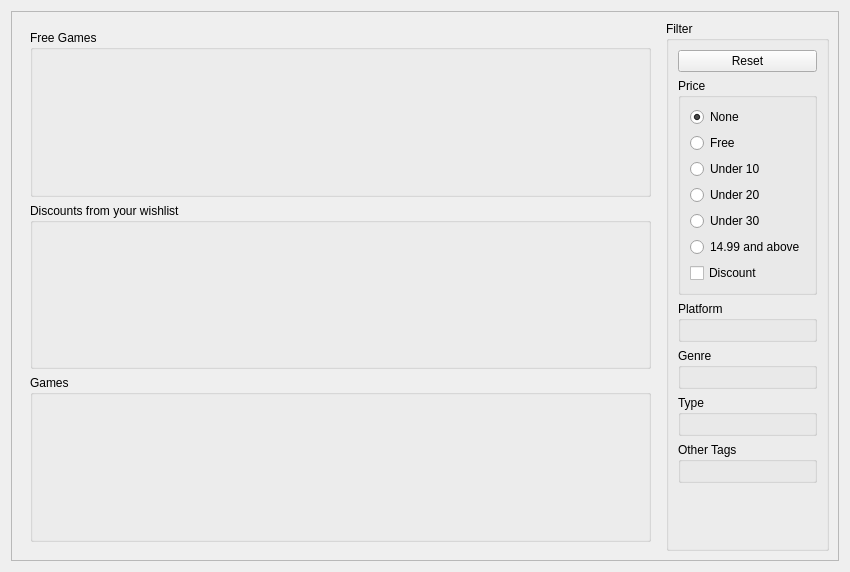
Above: rare/ui/components/tabs/store/store.ui from RareDevs/Rare before the change. Below: the same form after it.
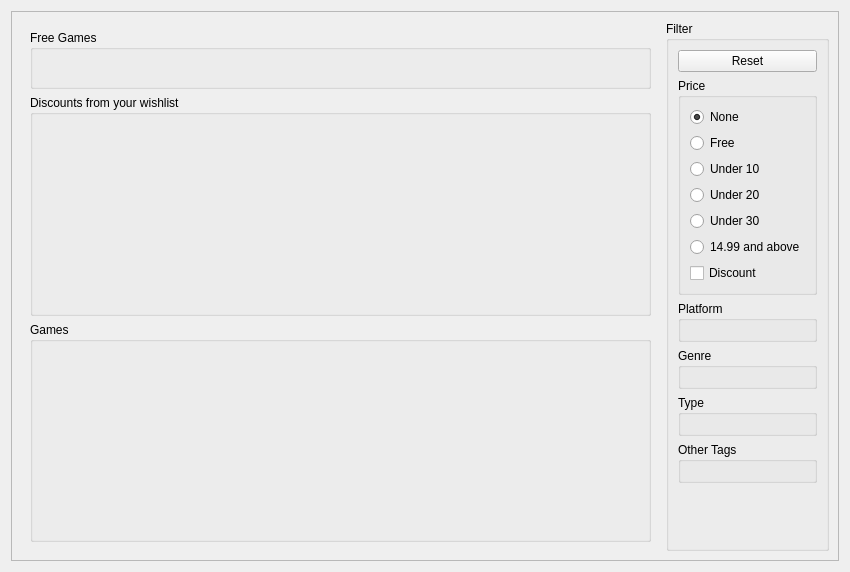
That is the form after the change.

Commit message: Add price to game widget

Patch:
```diff
--- a/rare/ui/components/tabs/store/store.ui
+++ b/rare/ui/components/tabs/store/store.ui
@@ -36,6 +36,12 @@
                                          <layout class="QVBoxLayout" name="verticalLayout">
                                              <item>
                                                  <widget class="QGroupBox" name="free_game_group_box">
+                                                     <property name="sizePolicy">
+                                                         <sizepolicy hsizetype="Preferred" vsizetype="Maximum">
+                                                             <horstretch>0</horstretch>
+                                                             <verstretch>0</verstretch>
+                                                         </sizepolicy>
+                                                     </property>
                                                      <property name="title">
                                                          <string>Free Games</string>
                                                      </property>
@@ -43,6 +49,13 @@
                                                          <item>
                                                              <widget class="QStackedWidget" name="free_stack">
                                                                  <widget class="QWidget" name="free_widget">
+                                                                     <property name="sizePolicy">
+                                                                         <sizepolicy hsizetype="Preferred"
+                                                                                     vsizetype="Maximum">
+                                                                             <horstretch>0</horstretch>
+                                                                             <verstretch>0</verstretch>
+                                                                         </sizepolicy>
+                                                                     </property>
                                                                      <layout class="QVBoxLayout"
                                                                              name="verticalLayout_8"/>
                                                                  </widget>
```
The commit also changes 3 other files.
